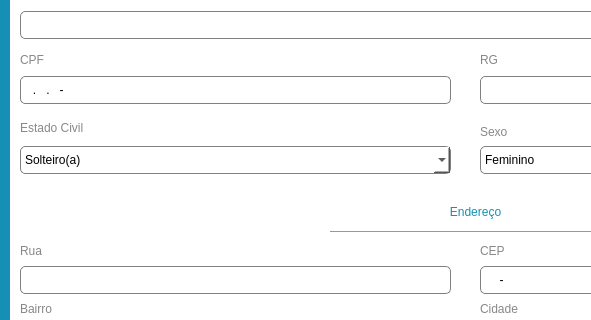
Before: the Qt Designer form pyschool/interface/cadastroServidor.ui in IanLuan/PySchool, drawn with Qt 5; both pictures show x 0 to 591 and y 94 to 414 of the 952 by 735 pixel window.
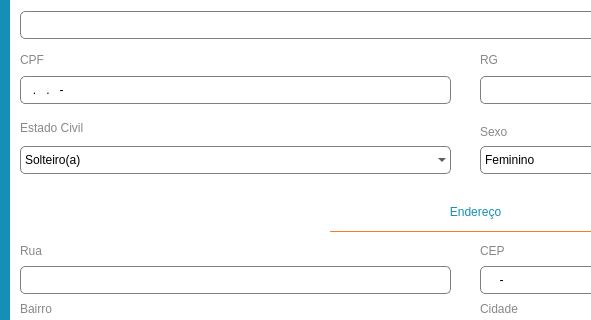
After: the same form once the commit is applied.

Patch:
```diff
--- a/pyschool/interface/cadastroServidor.ui
+++ b/pyschool/interface/cadastroServidor.ui
@@ -280,7 +280,7 @@
        <string notr="true">border: 1px solid grey;
 border-radius: 5px;
 font: 9pt &quot;Leelawadee UI Semilight&quot;;
-background-color: rgb(255, 255, 255);</string>
+background-color: rgba(255, 255, 255, 0);</string>
       </property>
       <property name="currentIndex">
        <number>0</number>
```
